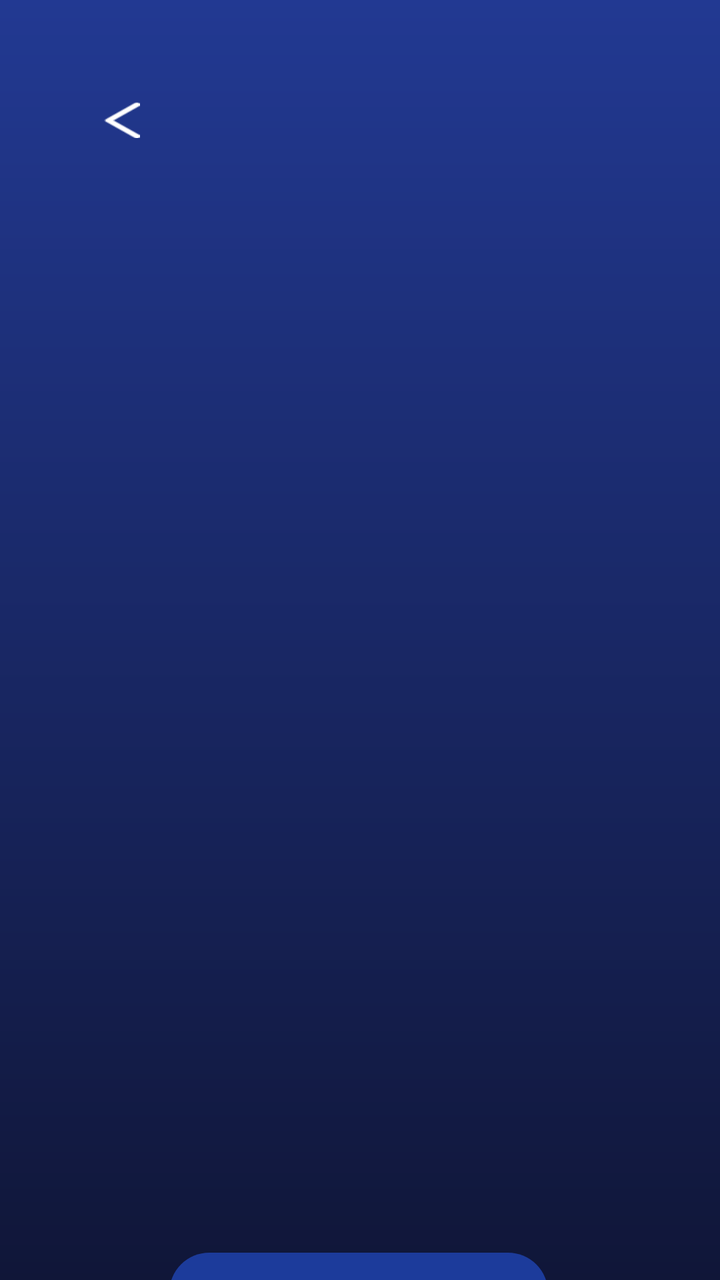
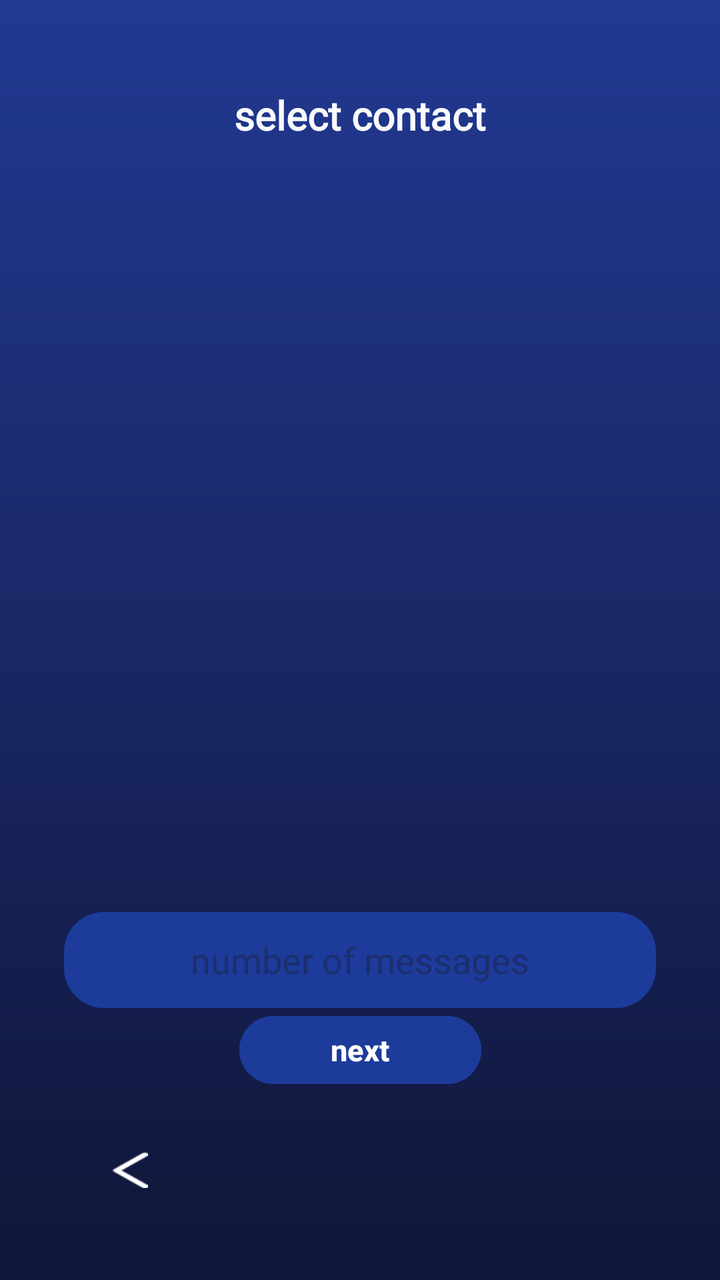

Before-and-after screenshots of an Android layout around one commit, followed by the original layout XML and the change that was made.
<!-- AndroidManifest.xml: application theme Theme.Lasttele -->
<!-- res/layout/contact_main.xml -->
<?xml version="1.0" encoding="utf-8"?>
<androidx.constraintlayout.widget.ConstraintLayout xmlns:android="http://schemas.android.com/apk/res/android"
    xmlns:app="http://schemas.android.com/apk/res-auto"
    xmlns:tools="http://schemas.android.com/tools"
    android:id="@+id/main"
    android:layout_width="match_parent"
    android:layout_height="match_parent"
    android:background="@drawable/gradient_background"
    android:orientation="vertical"
    tools:context=".ContactsActivity">


    <androidx.recyclerview.widget.RecyclerView
        android:id="@+id/recyclerView"
        android:layout_width="409dp"
        android:layout_height="614dp"
        app:layout_constraintBottom_toBottomOf="parent"
        app:layout_constraintEnd_toEndOf="parent"
        app:layout_constraintHorizontal_bias="0.0"
        app:layout_constraintStart_toStartOf="parent"
        app:layout_constraintTop_toTopOf="parent" />


    <TextView
        android:id="@+id/textView"
        android:layout_width="wrap_content"
        android:layout_height="wrap_content"
        android:layout_marginStart="132dp"
        android:layout_marginTop="44dp"
        android:layout_marginEnd="132dp"
        android:fontFamily="@font/inter_bold"
        android:text="select contact"
        android:textColor="#FAFFFFFF"
        android:textSize="20sp"
        android:textStyle="bold"
        app:layout_constraintBottom_toTopOf="@+id/recyclerView"
        app:layout_constraintEnd_toEndOf="parent"
        app:layout_constraintHorizontal_bias="0.4"
        app:layout_constraintStart_toStartOf="parent"
        app:layout_constraintTop_toTopOf="parent"
        app:layout_constraintVertical_bias="0.0" />

    <Button
        android:id="@+id/buttonselect"
        android:layout_width="wrap_content"
        android:layout_height="wrap_content"
        android:backgroundTint="#1C3B9B"
        android:onClick="onbut"
        android:text="next"
        android:textSize="15sp"
        android:textStyle="bold"
        app:layout_constraintBottom_toBottomOf="parent"
        app:layout_constraintEnd_toEndOf="parent"
        app:layout_constraintHorizontal_bias="0.498"
        app:layout_constraintStart_toStartOf="parent"
        app:layout_constraintTop_toBottomOf="@+id/quantity"
        app:layout_constraintVertical_bias="0.238" />

    <Button
        android:id="@+id/return_button"
        android:layout_width="wrap_content"
        android:layout_height="wrap_content"
        android:layout_marginStart="28dp"
        android:layout_marginTop="36dp"
        android:backgroundTint="#001C3B9B"
        android:onClick="onbuttonclick"
        app:icon="@drawable/return_icon"
        app:layout_constraintEnd_toStartOf="@+id/textView"
        app:layout_constraintHorizontal_bias="0.0"
        app:layout_constraintStart_toStartOf="parent"

        app:layout_constraintTop_toTopOf="parent" />

    <EditText
        android:id="@+id/quantity"
        android:layout_width="wrap_content"
        android:layout_height="48dp"
        android:layout_marginTop="4dp"
        android:background="@drawable/rounded_edittext2"
        android:hint="number of messages"

        android:inputType="text"
        android:textAlignment="center"
        android:textColor="#FAFFFFFF"
        app:layout_constraintBottom_toBottomOf="parent"
        app:layout_constraintEnd_toEndOf="parent"
        app:layout_constraintHorizontal_bias="0.497"
        app:layout_constraintStart_toStartOf="parent"
        app:layout_constraintTop_toBottomOf="@+id/recyclerView"
        app:layout_constraintVertical_bias="0.121" /> 


</androidx.constraintlayout.widget.ConstraintLayout>
<!-- resources referenced by this layout -->
<resources>
  <!-- drawable gradient_background (drawable) -->
  <?xml version="1.0" encoding="utf-8"?>
  <shape xmlns:android="http://schemas.android.com/apk/res/android">
      <gradient
          android:startColor="#101638"
          android:endColor="#223992"
          android:angle="90"/>
  </shape>
  <!-- drawable return_icon: png bitmap (drawable, 409 bytes) -->
  <!-- drawable rounded_edittext2 (drawable) -->
  <?xml version="1.0" encoding="utf-8"?>
  <shape xmlns:android="http://schemas.android.com/apk/res/android" android:shape="rectangle">
      <solid android:color="#1C3B9B"/> 
      <corners android:radius="20dp"/> 
      <padding android:left="10dp" android:top="5dp" android:right="10dp" android:bottom="5dp"/>
  </shape>
  <style name="Theme.Lasttele" parent="Base.Theme.Lasttele" />
  <style name="Base.Theme.Lasttele" parent="Theme.Material3.DayNight.NoActionBar">
          
  
          
      </style>
</resources>

<!-- the commit's change to res/layout/contact_main.xml (unified diff, before → after) -->
@@ -6,88 +6,78 @@
     android:layout_width="match_parent"
     android:layout_height="match_parent"
     android:background="@drawable/gradient_background"
-    android:orientation="vertical"
     tools:context=".ContactsActivity">
-
-
-    <androidx.recyclerview.widget.RecyclerView
-        android:id="@+id/recyclerView"
-        android:layout_width="409dp"
-        android:layout_height="614dp"
-        app:layout_constraintBottom_toBottomOf="parent"
-        app:layout_constraintEnd_toEndOf="parent"
-        app:layout_constraintHorizontal_bias="0.0"
-        app:layout_constraintStart_toStartOf="parent"
-        app:layout_constraintTop_toTopOf="parent" />
-
 
     <TextView
         android:id="@+id/textView"
         android:layout_width="wrap_content"
         android:layout_height="wrap_content"
-        android:layout_marginStart="132dp"
         android:layout_marginTop="44dp"
-        android:layout_marginEnd="132dp"
         android:fontFamily="@font/inter_bold"
         android:text="select contact"
         android:textColor="#FAFFFFFF"
         android:textSize="20sp"
         android:textStyle="bold"
-        app:layout_constraintBottom_toTopOf="@+id/recyclerView"
         app:layout_constraintEnd_toEndOf="parent"
-        app:layout_constraintHorizontal_bias="0.4"
         app:layout_constraintStart_toStartOf="parent"
-        app:layout_constraintTop_toTopOf="parent"
-        app:layout_constraintVertical_bias="0.0" />
+        app:layout_constraintTop_toTopOf="parent" />
+
+    <androidx.recyclerview.widget.RecyclerView
+        android:id="@+id/recyclerView"
+        android:layout_width="0dp"
+        android:layout_height="0dp"
+        android:layout_marginTop="16dp"
+        android:layout_marginBottom="16dp"
+        app:layout_constraintBottom_toTopOf="@+id/quantity"
+        app:layout_constraintEnd_toEndOf="parent"
+        app:layout_constraintStart_toStartOf="parent"
+        app:layout_constraintTop_toBottomOf="@+id/textView" />
+
+    <EditText
+        android:id="@+id/quantity"
+        android:layout_width="0dp"
+        android:layout_height="48dp"
+        android:layout_marginStart="32dp"
+        android:layout_marginEnd="32dp"
+        android:background="@drawable/rounded_edittext2"
+        android:hint="number of messages"
+        android:inputType="text"
+        android:textAlignment="center"
+        android:textColor="#FAFFFFFF"
+        app:layout_constraintBottom_toTopOf="@+id/buttonselect"
+        app:layout_constraintEnd_toEndOf="parent"
+        app:layout_constraintStart_toStartOf="parent"
+        app:layout_constraintTop_toBottomOf="@+id/recyclerView" />
 
     <Button
         android:id="@+id/buttonselect"
-        android:layout_width="wrap_content"
-        android:layout_height="wrap_content"
+        android:layout_width="121dp"
+        android:layout_height="42dp"
+        android:layout_marginStart="32dp"
+        android:layout_marginEnd="32dp"
+        android:layout_marginBottom="16dp"
         android:backgroundTint="#1C3B9B"
         android:onClick="onbut"
         android:text="next"
         android:textSize="15sp"
         android:textStyle="bold"
-        app:layout_constraintBottom_toBottomOf="parent"
+        app:layout_constraintBottom_toTopOf="@+id/return_button"
         app:layout_constraintEnd_toEndOf="parent"
-        app:layout_constraintHorizontal_bias="0.498"
-        app:layout_constraintStart_toStartOf="parent"
-        app:layout_constraintTop_toBottomOf="@+id/quantity"
-        app:layout_constraintVertical_bias="0.238" />
+        app:layout_constraintStart_toStartOf="parent" />
 
     <Button
         android:id="@+id/return_button"
-        android:layout_width="wrap_content"
-        android:layout_height="wrap_content"
-        android:layout_marginStart="28dp"
-        android:layout_marginTop="36dp"
+        android:layout_width="75dp"
+        android:layout_height="46dp"
+        android:layout_marginStart="32dp"
+        android:layout_marginEnd="32dp"
+        android:layout_marginBottom="32dp"
         android:backgroundTint="#001C3B9B"
         android:onClick="onbuttonclick"
         app:icon="@drawable/return_icon"
-        app:layout_constraintEnd_toStartOf="@+id/textView"
-        app:layout_constraintHorizontal_bias="0.0"
-        app:layout_constraintStart_toStartOf="parent"
-
-        app:layout_constraintTop_toTopOf="parent" />
-
-    <EditText
-        android:id="@+id/quantity"
-        android:layout_width="wrap_content"
-        android:layout_height="48dp"
-        android:layout_marginTop="4dp"
-        android:background="@drawable/rounded_edittext2"
-        android:hint="number of messages"
-
-        android:inputType="text"
-        android:textAlignment="center"
-        android:textColor="#FAFFFFFF"
         app:layout_constraintBottom_toBottomOf="parent"
         app:layout_constraintEnd_toEndOf="parent"
-        app:layout_constraintHorizontal_bias="0.497"
-        app:layout_constraintStart_toStartOf="parent"
-        app:layout_constraintTop_toBottomOf="@+id/recyclerView"
-        app:layout_constraintVertical_bias="0.121" /> 
-
+        app:layout_constraintHorizontal_bias="0.0"
+        app:layout_constraintStart_toStartOf="parent" />
 
 </androidx.constraintlayout.widget.ConstraintLayout>
